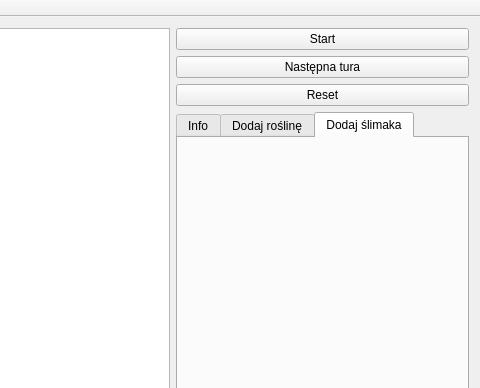
This is mainwindow.ui in KarolStachurka/PJC as Qt 5 draws it before an edit; both pictures show x 135 to 615 and y 0 to 388 of the 615 by 505 pixel window. The edited form follows.
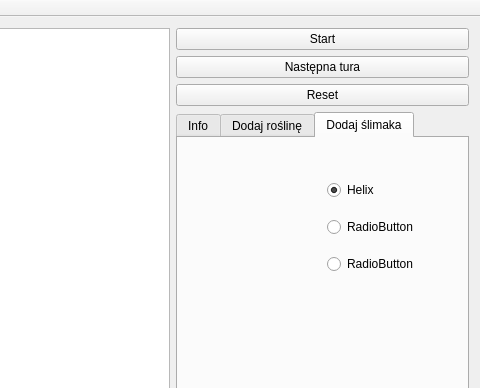
This is the edited form. The open tabs and pages were chosen to show the change.

Commit message: Test with adding snails

```diff
--- a/mainwindow.ui
+++ b/mainwindow.ui
@@ -149,6 +149,72 @@
            <attribute name="title">
             <string>Dodaj ślimaka</string>
            </attribute>
+           <widget class="QWidget" name="gridLayoutWidget">
+            <property name="geometry">
+             <rect>
+              <x>20</x>
+              <y>20</y>
+              <width>251</width>
+              <height>141</height>
+             </rect>
+            </property>
+            <layout class="QGridLayout" name="gridLayout">
+             <item row="1" column="1">
+              <widget class="QRadioButton" name="radioButton">
+               <property name="text">
+                <string>RadioButton</string>
+               </property>
+              </widget>
+             </item>
+             <item row="0" column="1">
+              <widget class="QRadioButton" name="addHelixRadioButton">
+               <property name="text">
+                <string>Helix</string>
+               </property>
+               <property name="checked">
+                <bool>true</bool>
+               </property>
+              </widget>
+             </item>
+             <item row="2" column="1">
+              <widget class="QRadioButton" name="radioButton_3">
+               <property name="text">
+                <string>RadioButton</string>
+               </property>
+              </widget>
+             </item>
+             <item row="0" column="0">
+              <widget class="QLabel" name="helixPicture">
+               <property name="layoutDirection">
+                <enum>Qt::RightToLeft</enum>
+               </property>
+               <property name="text">
+                <string/>
+               </property>
+              </widget>
+             </item>
+             <item row="1" column="0">
+              <widget class="QLabel" name="label_2">
+               <property name="layoutDirection">
+                <enum>Qt::RightToLeft</enum>
+               </property>
+               <property name="text">
+                <string/>
+               </property>
+              </widget>
+             </item>
+             <item row="2" column="0">
+              <widget class="QLabel" name="label_3">
+               <property name="layoutDirection">
+                <enum>Qt::RightToLeft</enum>
+               </property>
+               <property name="text">
+                <string/>
+               </property>
+              </widget>
+             </item>
+            </layout>
+           </widget>
           </widget>
          </widget>
         </item>
```
Left out of the diff: 8 changed lines with no effect on the pictures. The commit also changes 2 other files.
